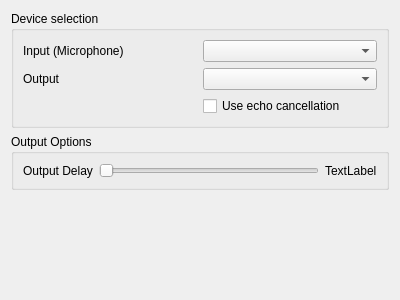
Above: src/mumble/PulseAudio.ui from mumble-voip/mumble before the change. Below: the same form after it.
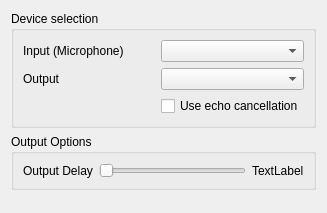
That is the form after the change.

Patch:
```diff
--- a/src/mumble/PulseAudio.ui
+++ b/src/mumble/PulseAudio.ui
@@ -5,8 +5,8 @@
    <rect>
     <x>0</x>
     <y>0</y>
-    <width>400</width>
-    <height>300</height>
+    <width>327</width>
+    <height>213</height>
    </rect>
   </property>
   <property name="windowTitle" >
```
